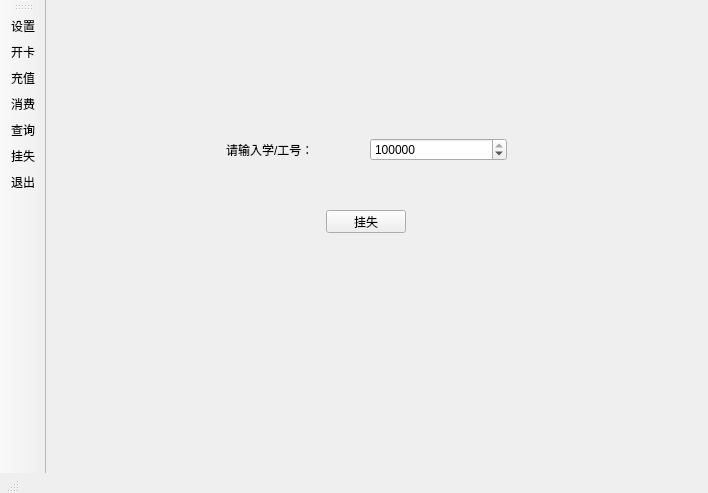
First picture: the form in mainwindow.ui, repository typingbugs/CardManageSystem, before the edit.
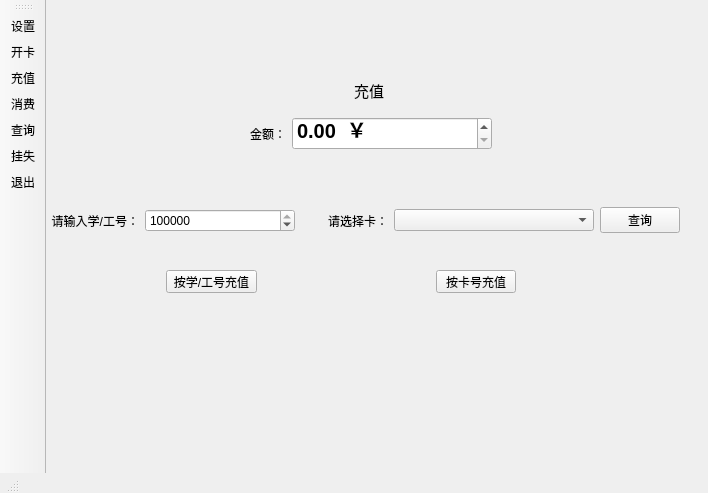
Second picture: the form after the edit. The open tabs and pages were chosen to show the change.

Commit message: 完成充值页面的所有功能（不包括写卡）；新建消费页面，完成跳转和查询卡函数。

Diff of the .ui file:
```diff
--- a/mainwindow.ui
+++ b/mainwindow.ui
@@ -27,7 +27,7 @@
      <bool>true</bool>
     </property>
     <property name="currentIndex">
-     <number>3</number>
+     <number>2</number>
     </property>
     <widget class="QWidget" name="quitAppPage">
      <widget class="QPushButton" name="confirmQuitButton">
@@ -233,7 +233,11 @@
             </widget>
            </item>
            <item row="4" column="1">
-            <widget class="QLineEdit" name="passwordEdit"/>
+            <widget class="QLineEdit" name="passwordEdit">
+             <property name="echoMode">
+              <enum>QLineEdit::EchoMode::Password</enum>
+             </property>
+            </widget>
            </item>
            <item row="5" column="0">
             <widget class="QLabel" name="deviceLabel">
@@ -265,6 +269,153 @@
       </property>
      </widget>
     </widget>
+    <widget class="QWidget" name="consumePage">
+     <widget class="QWidget" name="verticalLayoutWidget_4">
+      <property name="geometry">
+       <rect>
+        <x>200</x>
+        <y>110</y>
+        <width>291</width>
+        <height>80</height>
+       </rect>
+      </property>
+      <layout class="QVBoxLayout" name="verticalLayout_6">
+       <item>
+        <widget class="QLabel" name="label_9">
+         <property name="font">
+          <font>
+           <pointsize>11</pointsize>
+          </font>
+         </property>
+         <property name="text">
+          <string>消费</string>
+         </property>
+         <property name="alignment">
+          <set>Qt::AlignmentFlag::AlignCenter</set>
+         </property>
+        </widget>
+       </item>
+       <item>
+        <layout class="QHBoxLayout" name="horizontalLayout_6">
+         <item>
+          <widget class="QLabel" name="label_10">
+           <property name="text">
+            <string>金额：</string>
+           </property>
+           <property name="alignment">
+            <set>Qt::AlignmentFlag::AlignRight|Qt::AlignmentFlag::AlignTrailing|Qt::AlignmentFlag::AlignVCenter</set>
+           </property>
+          </widget>
+         </item>
+         <item>
+          <widget class="QDoubleSpinBox" name="consumeValueBox">
+           <property name="minimumSize">
+            <size>
+             <width>200</width>
+             <height>0</height>
+            </size>
+           </property>
+           <property name="maximumSize">
+            <size>
+             <width>200</width>
+             <height>16777215</height>
+            </size>
+           </property>
+           <property name="font">
+            <font>
+             <pointsize>15</pointsize>
+             <bold>true</bold>
+            </font>
+           </property>
+           <property name="prefix">
+            <string/>
+           </property>
+           <property name="suffix">
+            <string>  ￥</string>
+           </property>
+           <property name="minimum">
+            <double>0.000000000000000</double>
+           </property>
+           <property name="maximum">
+            <double>300.000000000000000</double>
+           </property>
+          </widget>
+         </item>
+        </layout>
+       </item>
+      </layout>
+     </widget>
+     <widget class="QWidget" name="horizontalLayoutWidget_4">
+      <property name="geometry">
+       <rect>
+        <x>190</x>
+        <y>220</y>
+        <width>354</width>
+        <height>81</height>
+       </rect>
+      </property>
+      <layout class="QHBoxLayout" name="horizontalLayout_7">
+       <item>
+        <widget class="QLabel" name="label_11">
+         <property name="text">
+          <string>请选择卡：</string>
+         </property>
+         <property name="alignment">
+          <set>Qt::AlignmentFlag::AlignRight|Qt::AlignmentFlag::AlignTrailing|Qt::AlignmentFlag::AlignVCenter</set>
+         </property>
+        </widget>
+       </item>
+       <item>
+        <widget class="QComboBox" name="consumeCardIdBox">
+         <property name="minimumSize">
+          <size>
+           <width>200</width>
+           <height>0</height>
+          </size>
+         </property>
+         <property name="maximumSize">
+          <size>
+           <width>200</width>
+           <height>16777215</height>
+          </size>
+         </property>
+        </widget>
+       </item>
+       <item>
+        <widget class="QPushButton" name="consumeInventoryButton">
+         <property name="minimumSize">
+          <size>
+           <width>80</width>
+           <height>0</height>
+          </size>
+         </property>
+         <property name="maximumSize">
+          <size>
+           <width>80</width>
+           <height>16777215</height>
+          </size>
+         </property>
+         <property name="text">
+          <string>查询</string>
+         </property>
+        </widget>
+       </item>
+      </layout>
+     </widget>
+     <widget class="QPushButton" name="consumeButton">
+      <property name="geometry">
+       <rect>
+        <x>310</x>
+        <y>330</y>
+        <width>80</width>
+        <height>23</height>
+       </rect>
+      </property>
+      <property name="text">
+       <string>确定</string>
+      </property>
+     </widget>
+    </widget>
     <widget class="QWidget" name="newCardPage">
      <widget class="QWidget" name="gridLayoutWidget">
       <property name="geometry">
@@ -401,6 +552,216 @@
       </property>
      </widget>
     </widget>
+    <widget class="QWidget" name="depositPage">
+     <widget class="QPushButton" name="depositByCardIdButton">
+      <property name="geometry">
+       <rect>
+        <x>440</x>
+        <y>310</y>
+        <width>80</width>
+        <height>23</height>
+       </rect>
+      </property>
+      <property name="text">
+       <string>按卡号充值</string>
+      </property>
+     </widget>
+     <widget class="QPushButton" name="depositByUserIdButton">
+      <property name="geometry">
+       <rect>
+        <x>170</x>
+        <y>310</y>
+        <width>91</width>
+        <height>23</height>
+       </rect>
+      </property>
+      <property name="text">
+       <string>按学/工号充值</string>
+      </property>
+     </widget>
+     <widget class="QWidget" name="horizontalLayoutWidget_2">
+      <property name="geometry">
+       <rect>
+        <x>330</x>
+        <y>220</y>
+        <width>354</width>
+        <height>81</height>
+       </rect>
+      </property>
+      <layout class="QHBoxLayout" name="horizontalLayout_3">
+       <item>
+        <widget class="QLabel" name="label_6">
+         <property name="text">
+          <string>请选择卡：</string>
+         </property>
+         <property name="alignment">
+          <set>Qt::AlignmentFlag::AlignRight|Qt::AlignmentFlag::AlignTrailing|Qt::AlignmentFlag::AlignVCenter</set>
+         </property>
+        </widget>
+       </item>
+       <item>
+        <widget class="QComboBox" name="depositCardIdBox">
+         <property name="minimumSize">
+          <size>
+           <width>200</width>
+           <height>0</height>
+          </size>
+         </property>
+         <property name="maximumSize">
+          <size>
+           <width>200</width>
+           <height>16777215</height>
+          </size>
+         </property>
+        </widget>
+       </item>
+       <item>
+        <widget class="QPushButton" name="depositInventoryButton">
+         <property name="minimumSize">
+          <size>
+           <width>80</width>
+           <height>0</height>
+          </size>
+         </property>
+         <property name="maximumSize">
+          <size>
+           <width>80</width>
+           <height>16777215</height>
+          </size>
+         </property>
+         <property name="text">
+          <string>查询</string>
+         </property>
+        </widget>
+       </item>
+      </layout>
+     </widget>
+     <widget class="QWidget" name="">
+      <property name="geometry">
+       <rect>
+        <x>50</x>
+        <y>220</y>
+        <width>249</width>
+        <height>81</height>
+       </rect>
+      </property>
+      <layout class="QHBoxLayout" name="horizontalLayout_4">
+       <item>
+        <widget class="QLabel" name="label_8">
+         <property name="text">
+          <string>请输入学/工号：</string>
+         </property>
+         <property name="alignment">
+          <set>Qt::AlignmentFlag::AlignRight|Qt::AlignmentFlag::AlignTrailing|Qt::AlignmentFlag::AlignVCenter</set>
+         </property>
+        </widget>
+       </item>
+       <item>
+        <widget class="QSpinBox" name="depositUserIdBox">
+         <property name="sizePolicy">
+          <sizepolicy hsizetype="Minimum" vsizetype="Fixed">
+           <horstretch>0</horstretch>
+           <verstretch>0</verstretch>
+          </sizepolicy>
+         </property>
+         <property name="minimumSize">
+          <size>
+           <width>150</width>
+           <height>0</height>
+          </size>
+         </property>
+         <property name="maximumSize">
+          <size>
+           <width>150</width>
+           <height>16777215</height>
+          </size>
+         </property>
+         <property name="minimum">
+          <number>1000</number>
+         </property>
+         <property name="maximum">
+          <number>99999999</number>
+         </property>
+         <property name="value">
+          <number>21281280</number>
+         </property>
+        </widget>
+       </item>
+      </layout>
+     </widget>
+     <widget class="QWidget" name="verticalLayoutWidget">
+      <property name="geometry">
+       <rect>
+        <x>250</x>
+        <y>110</y>
+        <width>246</width>
+        <height>80</height>
+       </rect>
+      </property>
+      <layout class="QVBoxLayout" name="verticalLayout">
+       <item>
+        <widget class="QLabel" name="label_5">
+         <property name="font">
+          <font>
+           <pointsize>11</pointsize>
+          </font>
+         </property>
+         <property name="text">
+          <string>充值</string>
+         </property>
+         <property name="alignment">
+          <set>Qt::AlignmentFlag::AlignCenter</set>
+         </property>
+        </widget>
+       </item>
+       <item>
+        <layout class="QHBoxLayout" name="horizontalLayout_5">
+         <item>
+          <widget class="QLabel" name="label_7">
+           <property name="text">
+            <string>金额：</string>
+           </property>
+           <property name="alignment">
+            <set>Qt::AlignmentFlag::AlignRight|Qt::AlignmentFlag::AlignTrailing|Qt::AlignmentFlag::AlignVCenter</set>
+           </property>
+          </widget>
+         </item>
+         <item>
+          <widget class="QDoubleSpinBox" name="depositValueBox">
+           <property name="minimumSize">
+            <size>
+             <width>200</width>
+             <height>0</height>
+            </size>
+           </property>
+           <property name="maximumSize">
+            <size>
+             <width>200</width>
+             <height>16777215</height>
+            </size>
+           </property>
+           <property name="font">
+            <font>
+             <pointsize>15</pointsize>
+             <bold>true</bold>
+            </font>
+           </property>
+           <property name="prefix">
+            <string/>
+           </property>
+           <property name="suffix">
+            <string>  ￥</string>
+           </property>
+           <property name="maximum">
+            <double>9999.989999999999782</double>
+           </property>
+          </widget>
+         </item>
+        </layout>
+       </item>
+      </layout>
+     </widget>
+    </widget>
    </widget>
   </widget>
   <widget class="QStatusBar" name="statusBar">
```
The commit also changes 8 other files.
